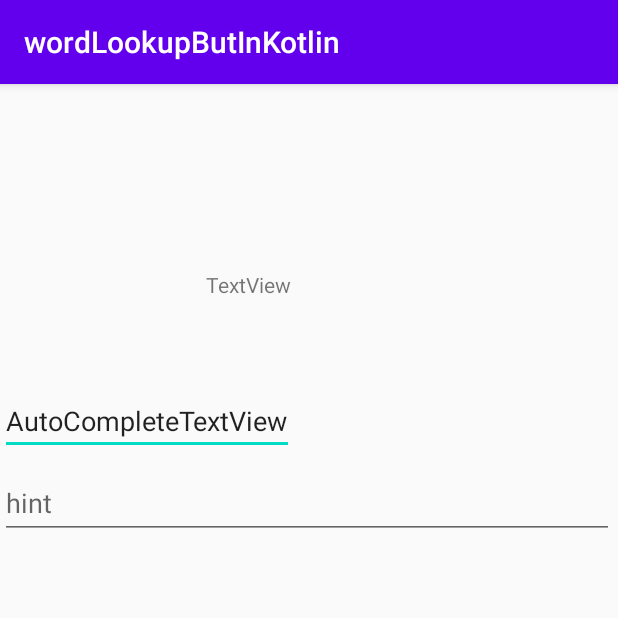
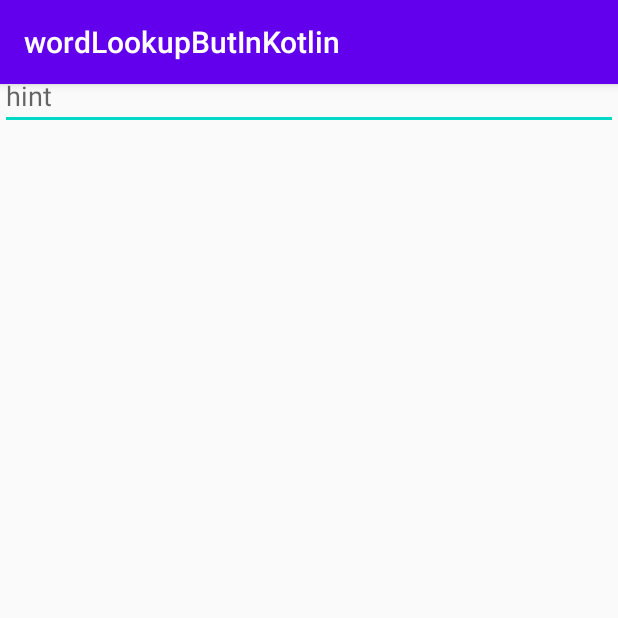
Before and after one commit to SantoHerrera/wordLookupButInKotlin, an Android app: the screen it shows after launch (MainActivity), on a phone screen of 412 x 824 dp, the top half of it. Run offline under Robolectric (Android 15) with nearby library versions, the phone set to English and light mode, and no system bars.

Commit message:
ummm yeah

```diff
--- a/app/src/main/java/com/examplebeginer/wordlookupbutinkotlin/MainActivity.kt
+++ b/app/src/main/java/com/examplebeginer/wordlookupbutinkotlin/MainActivity.kt
@@ -2,11 +2,39 @@ package com.examplebeginer.wordlookupbutinkotlin
 
 import androidx.appcompat.app.AppCompatActivity
 import android.os.Bundle
+import android.widget.TextView
+import android.widget.Toast
+import androidx.appcompat.app.AlertDialog
 
 class MainActivity : AppCompatActivity() {
 
     override fun onCreate(savedInstanceState: Bundle?) {
         super.onCreate(savedInstanceState)
         setContentView(R.layout.activity_main)
+
+        val searchBar = findViewById<TextView>(R.id.searchBar)
+
+        searchBar.setOnClickListener {
+
+
+
+            val builder = AlertDialog.Builder(this)
+
+            builder.setTitle("console.log.alert")
+
+            Toast.makeText(this@MainActivity, "worked", Toast.LENGTH_LONG).show()
+
+            builder.setMessage("fuck")
+
+            builder.setPositiveButton("Ight", null)
+
+
+            //Create the alertDialog
+            val alertDialog: AlertDialog = builder.create()
+
+            //set other dialog properties
+            alertDialog.setCancelable(false)
+            alertDialog.show()
+        }
     }
 }
--- a/app/src/main/res/layout/activity_main.xml
+++ b/app/src/main/res/layout/activity_main.xml
@@ -6,33 +6,23 @@
     android:layout_height="match_parent"
     tools:context=".MainActivity">
 
-    <TextView
-        android:id="@+id/searchBar"
-        android:layout_width="137dp"
-        android:layout_height="78dp"
-        android:layout_marginTop="124dp"
-        android:text="TextView"
-        app:layout_constraintEnd_toEndOf="parent"
-        app:layout_constraintStart_toStartOf="parent"
-        app:layout_constraintTop_toTopOf="parent" />
-
-    <AutoCompleteTextView
-        android:id="@+id/autoCompleteTextView"
-        android:layout_width="wrap_content"
-        android:layout_height="wrap_content"
-        android:text="AutoCompleteTextView"
-        app:layout_constraintTop_toBottomOf="@+id/searchBar"
-        tools:layout_editor_absoluteX="123dp" />
-
     <com.google.android.material.textfield.TextInputLayout
+        android:id="@+id/textInputLayout"
         android:layout_width="409dp"
         android:layout_height="wrap_content"
-        app:layout_constraintTop_toBottomOf="@+id/autoCompleteTextView"
-        tools:layout_editor_absoluteX="1dp">
+        tools:layout_editor_absoluteX="1dp"
+        tools:layout_editor_absoluteY="301dp">
 
-        <com.google.android.material.textfield.TextInputEditText
-            android:layout_width="match_parent"
-            android:layout_height="wrap_content"
-            android:hint="hint" />
     </com.google.android.material.textfield.TextInputLayout>
+
+    <com.google.android.material.textfield.TextInputEditText
+        android:id="@+id/searchBar"
+        android:layout_width="match_parent"
+        android:layout_height="wrap_content"
+        android:layout_marginTop="15dp"
+        android:hint="hint"
+        app:layout_constraintBottom_toTopOf="@+id/textInputLayout"
+        app:layout_constraintTop_toTopOf="parent"
+        tools:layout_editor_absoluteX="9dp" />
+
 </androidx.constraintlayout.widget.ConstraintLayout>
```
